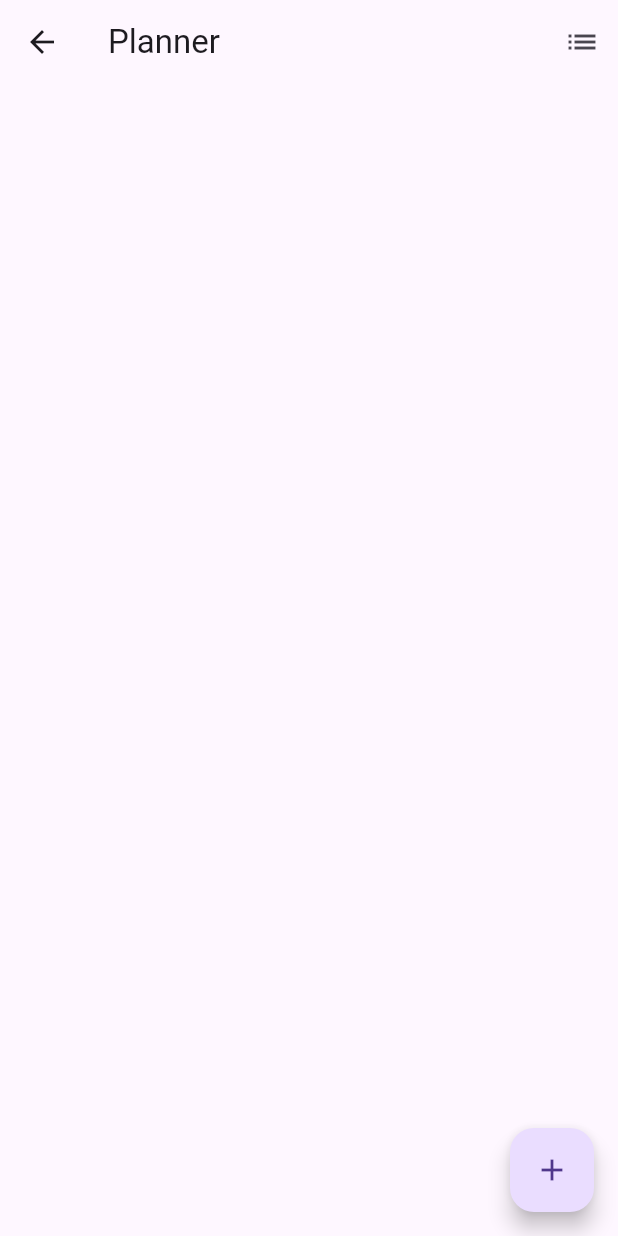
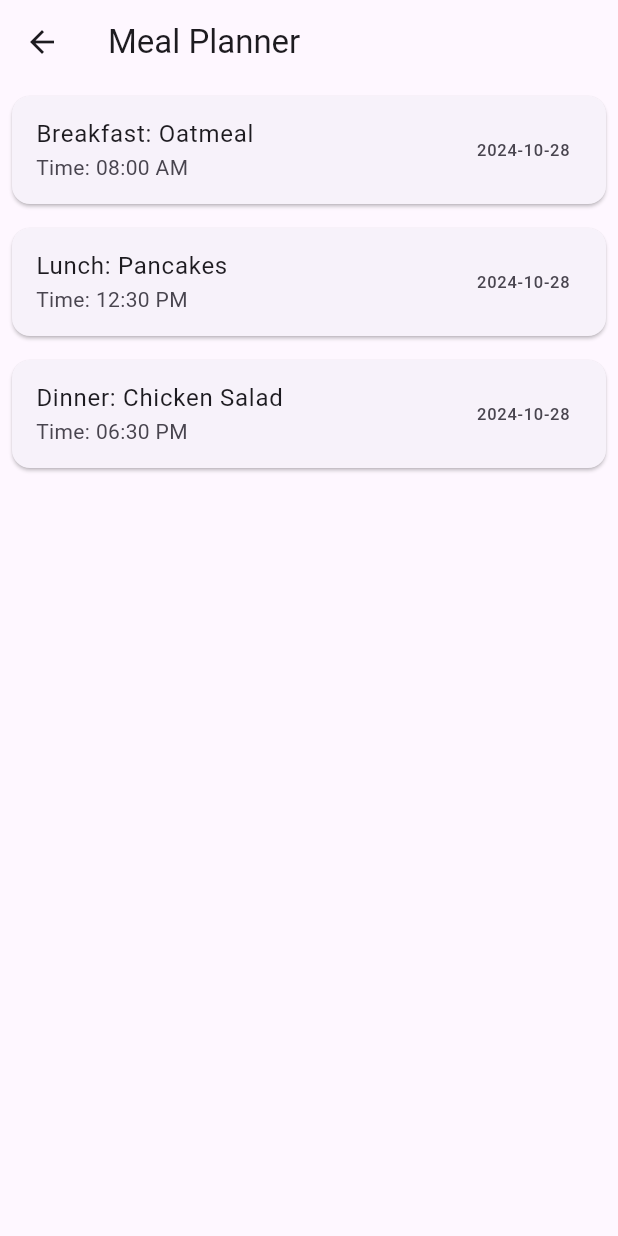
Before and after one commit to navedn/RecipeMaster, a Flutter app: the PlannerScreen screen opened by its route, on a phone screen of 412 x 824 dp. Run offline on Flutter 3.47's test engine with Material 3 defaults, Android fonts, the phone set to English and light mode, and no system bars; our stand-ins replace sqflite; accounts and stored records are empty.

Commit message:
Meal planner has basic read functionality

```diff
--- a/lib/FolderScreen.dart
+++ b/lib/FolderScreen.dart
@@ -159,7 +159,8 @@ class _FoldersScreenState extends State<FoldersScreen> {
       case 2:
         Navigator.push(
           context,
-          MaterialPageRoute(builder: (context) => PlannerScreen()),
+          MaterialPageRoute(
+              builder: (context) => PlannerScreen(dbHelper: widget.dbHelper)),
         );
         break;
       case 3:
--- a/lib/database_helper.dart
+++ b/lib/database_helper.dart
@@ -30,6 +30,15 @@ class DatabaseHelper {
   static const groceryItemId = '_id';
   static const groceryItemName = 'item_name';
   static const groceryItemChecked = 'checked';
+
+  // MealPlanner table
+  static const mealPlannerTable = 'meal_planner';
+  static const mealPlannerId = '_id';
+  static const mealPlannerDate = 'date';
+  static const mealPlannerMealType = 'meal_type';
+  static const mealPlannerRecipeId = 'recipe_id';
+  static const mealPlannerNotes = 'notes';
+  static const mealPlannerTime = 'time';
 
   late Database _db;
 
@@ -77,8 +86,22 @@ class DatabaseHelper {
     )
   ''');
 
+    // Create the meal planner table
+    await db.execute('''
+    CREATE TABLE $mealPlannerTable (
+      $mealPlannerId INTEGER PRIMARY KEY,
+      $mealPlannerDate TEXT NOT NULL,
+      $mealPlannerMealType TEXT NOT NULL,
+      $mealPlannerRecipeId INTEGER,
+      $mealPlannerNotes TEXT,
+      $mealPlannerTime TEXT,
+      FOREIGN KEY ($mealPlannerRecipeId) REFERENCES $cardsTable ($cardId)
+    )
+  ''');
+
     await _insertInitialFolders(db);
     await _insertInitialCards(db);
+    await _insertInitialMealPlans(db);
   }
 
   Future<void> _insertInitialFolders(Database db) async {
@@ -215,6 +238,36 @@ class DatabaseHelper {
 
     for (var card in cards) {
       await db.insert(cardsTable, card);
+    }
+  }
+
+  Future<void> _insertInitialMealPlans(Database db) async {
+    List<Map<String, dynamic>> mealPlans = [
+      {
+        mealPlannerDate: '2024-10-28',
+        mealPlannerMealType: 'Breakfast',
+        mealPlannerRecipeId: 1, // Assuming the Oatmeal recipe has id 1
+        mealPlannerNotes: 'Start the day healthy!',
+        mealPlannerTime: '08:00 AM',
+      },
+      {
+        mealPlannerDate: '2024-10-28',
+        mealPlannerMealType: 'Lunch',
+        mealPlannerRecipeId: 3, // Assuming Chicken Salad recipe has id 3
+        mealPlannerNotes: 'Light and nutritious.',
+        mealPlannerTime: '12:30 PM',
+      },
+      {
+        mealPlannerDate: '2024-10-28',
+        mealPlannerMealType: 'Dinner',
+        mealPlannerRecipeId: 5, // Assuming Chicken Parmesan recipe has id 5
+        mealPlannerNotes: 'A classic favorite!',
+        mealPlannerTime: '06:30 PM',
+      },
+    ];
+
+    for (var mealPlan in mealPlans) {
+      await db.insert(mealPlannerTable, mealPlan);
     }
   }
 
@@ -470,4 +523,46 @@ class DatabaseHelper {
       whereArgs: [itemId],
     );
   }
+
+  // Method to insert a meal plan
+  Future<int> insertMealPlan(String date, String mealType, int recipeId,
+      String notes, String time, int servings) async {
+    Map<String, dynamic> row = {
+      mealPlannerDate: date,
+      mealPlannerMealType: mealType,
+      mealPlannerRecipeId: recipeId,
+      mealPlannerNotes: notes,
+      mealPlannerTime: time,
+    };
+    return await _db.insert(mealPlannerTable, row);
+  }
+
+// Method to fetch meal plans for a specific date
+  Future<List<Map<String, dynamic>>> getMealPlansByDate(String date) async {
+    return await _db.query(
+      mealPlannerTable,
+      where: '$mealPlannerDate = ?',
+      whereArgs: [date],
+    );
+  }
+
+  Future<List<Map<String, dynamic>>> getMealPlans() async {
+    return await _db.query(mealPlannerTable);
+  }
+
+  Future<String?> getMealNameById(int recipeId) async {
+    final List<Map<String, dynamic>> results = await _db.query(
+      cardsTable,
+      columns: [cardName],
+      where: '$cardId = ?',
+      whereArgs: [recipeId],
+    );
+
+    // Check if any results were returned
+    if (results.isNotEmpty) {
+      return results.first[cardName] as String; // Return the meal name
+    }
+
+    return null; // Return null if no meal was found with the given ID
+  }
 }
--- a/lib/main.dart
+++ b/lib/main.dart
@@ -28,7 +28,7 @@ class MyApp extends StatelessWidget {
       routes: {
         '/': (context) => FoldersScreen(dbHelper: dbHelper),
         '/shopping': (context) => ShoppingListScreen(dbHelper: dbHelper),
-        '/planner': (context) => PlannerScreen(),
+        '/planner': (context) => PlannerScreen(dbHelper: dbHelper),
         '/settings': (context) => Placeholder(),
       },
     );
--- a/lib/planner_screen.dart
+++ b/lib/planner_screen.dart
@@ -1,40 +1,29 @@
 import 'package:flutter/material.dart';
+import 'database_helper.dart';
 
 class PlannerScreen extends StatefulWidget {
+  final DatabaseHelper dbHelper; // Add a variable to hold the DatabaseHelper
+
+  // Constructor to accept DatabaseHelper
+  const PlannerScreen({Key? key, required this.dbHelper}) : super(key: key);
+
   @override
   _PlannerScreenState createState() => _PlannerScreenState();
 }
 
 class _PlannerScreenState extends State<PlannerScreen> {
-  List<Map<String, dynamic>> plannerEntries = [];
+  Future<List<Map<String, dynamic>>>? _mealPlans;
 
-  void addNewPlannerEntry() {
-    setState(() {
-      plannerEntries.add({
-        'date': '',
-        'mealPlan': '',
-        'ingredients': [],
-      });
-    });
+  @override
+  void initState() {
+    super.initState();
+    _fetchMealPlans(); // Fetch meal plans directly using the passed dbHelper
   }
 
-  void generateShoppingList() {
-    List<Map<String, dynamic>> shoppingList = [];
-    for (var entry in plannerEntries) {
-      if (entry['mealPlan'].isNotEmpty) {
-        shoppingList.add({
-          'entreeName': entry['mealPlan'],
-          'ingredients': entry['ingredients'],
-        });
-      }
-    }
-
-    Navigator.pushNamed(context, '/shopping', arguments: shoppingList);
-  }
-
-  void removePlannerEntry(int index) {
+  void _fetchMealPlans() {
     setState(() {
-      plannerEntries.removeAt(index);
+      _mealPlans =
+          widget.dbHelper.getMealPlans(); // Use the instance from the widget
     });
   }
 
@@ -42,80 +31,60 @@ class _PlannerScreenState extends State<PlannerScreen> {
   Widget build(BuildContext context) {
     return Scaffold(
       appBar: AppBar(
-        title: Text('Planner'),
-        actions: [
-          IconButton(
-            icon: Icon(Icons.list),
-            onPressed: generateShoppingList,
-          ),
-        ],
+        title: Text('Meal Planner'),
       ),
-      body: ListView.builder(
-        itemCount: plannerEntries.length,
-        itemBuilder: (context, index) {
-          return Card(
-            child: Column(
-              children: [
-                TextField(
-                  onChanged: (value) {
-                    plannerEntries[index]['date'] = value;
-                  },
-                  decoration: InputDecoration(
-                    labelText: 'Date',
-                  ),
-                ),
-                TextField(
-                  onChanged: (value) {
-                    plannerEntries[index]['mealPlan'] = value;
-                  },
-                  decoration: InputDecoration(
-                    labelText: 'Meal Plan',
-                  ),
-                  maxLines: 3,
-                ),
-                Column(
-                  children: List.generate(
-                    plannerEntries[index]['ingredients'].length,
-                    (ingredientIndex) {
+      body: FutureBuilder<List<Map<String, dynamic>>>(
+        future: _mealPlans,
+        builder: (context, snapshot) {
+          if (snapshot.connectionState == ConnectionState.waiting) {
+            return Center(child: CircularProgressIndicator());
+          } else if (snapshot.hasError) {
+            return Center(child: Text('Error: ${snapshot.error}'));
+          } else if (!snapshot.hasData || snapshot.data!.isEmpty) {
+            return Center(child: Text('No meal plans available.'));
+          } else {
+            return ListView.builder(
+              itemCount: snapshot.data!.length,
+              itemBuilder: (context, index) {
+                final mealPlan = snapshot.data![index];
+                final mealId = mealPlan[DatabaseHelper.mealPlannerId];
+
+                // Using FutureBuilder to fetch meal name
+                return FutureBuilder<String?>(
+                  future: widget.dbHelper
+                      .getMealNameById(mealId), // Call getMealNameById
+                  builder: (context, mealNameSnapshot) {
+                    if (mealNameSnapshot.connectionState ==
+                        ConnectionState.waiting) {
                       return ListTile(
-                        title: TextField(
-                          onChanged: (value) {
-                            plannerEntries[index]['ingredients'][ingredientIndex] = value;
-                          },
-                          decoration: InputDecoration(labelText: 'Ingredient'),
-                        ),
-                        trailing: IconButton(
-                          icon: Icon(Icons.delete),
-                          onPressed: () {
-                            setState(() {
-                              plannerEntries[index]['ingredients'].removeAt(ingredientIndex);
-                            });
-                          },
+                        title: Text('Loading meal name...'),
+                      );
+                    } else if (mealNameSnapshot.hasError) {
+                      return ListTile(
+                        title: Text('Error: ${mealNameSnapshot.error}'),
+                      );
+                    } else {
+                      final mealName = mealNameSnapshot.data ??
+                          'Unknown Meal'; // Handle null
+
+                      return Card(
+                        margin: EdgeInsets.all(8.0),
+                        child: ListTile(
+                          title: Text(
+                              '${mealPlan[DatabaseHelper.mealPlannerMealType]}: $mealName'),
+                          subtitle: Text(
+                              'Time: ${mealPlan[DatabaseHelper.mealPlannerTime]}'),
+                          trailing: Text(
+                              '${mealPlan[DatabaseHelper.mealPlannerDate]}'),
                         ),
                       );
-                    },
-                  ),
-                ),
-                TextButton(
-                  onPressed: () {
-                    setState(() {
-                      plannerEntries[index]['ingredients'].add('');
-                    });
+                    }
                   },
-                  child: Text('Add Ingredient'),
-                ),
-                IconButton(
-                  icon: Icon(Icons.delete),
-                  onPressed: () => removePlannerEntry(index),
-                ),
-              ],
-            ),
-          );
+                );
+              },
+            );
+          }
         },
-      ),
-      floatingActionButton: FloatingActionButton(
-        onPressed: addNewPlannerEntry,
-        child: Icon(Icons.add),
       ),
     );
   }
--- a/lib/shopping_list_screen.dart
+++ b/lib/shopping_list_screen.dart
@@ -134,7 +134,8 @@ class _ShoppingListScreenState extends State<ShoppingListScreen> {
       case 2:
         Navigator.pushReplacement(
           context,
-          MaterialPageRoute(builder: (context) => PlannerScreen()),
+          MaterialPageRoute(
+              builder: (context) => PlannerScreen(dbHelper: widget.dbHelper)),
         );
         break;
       case 3:
```
